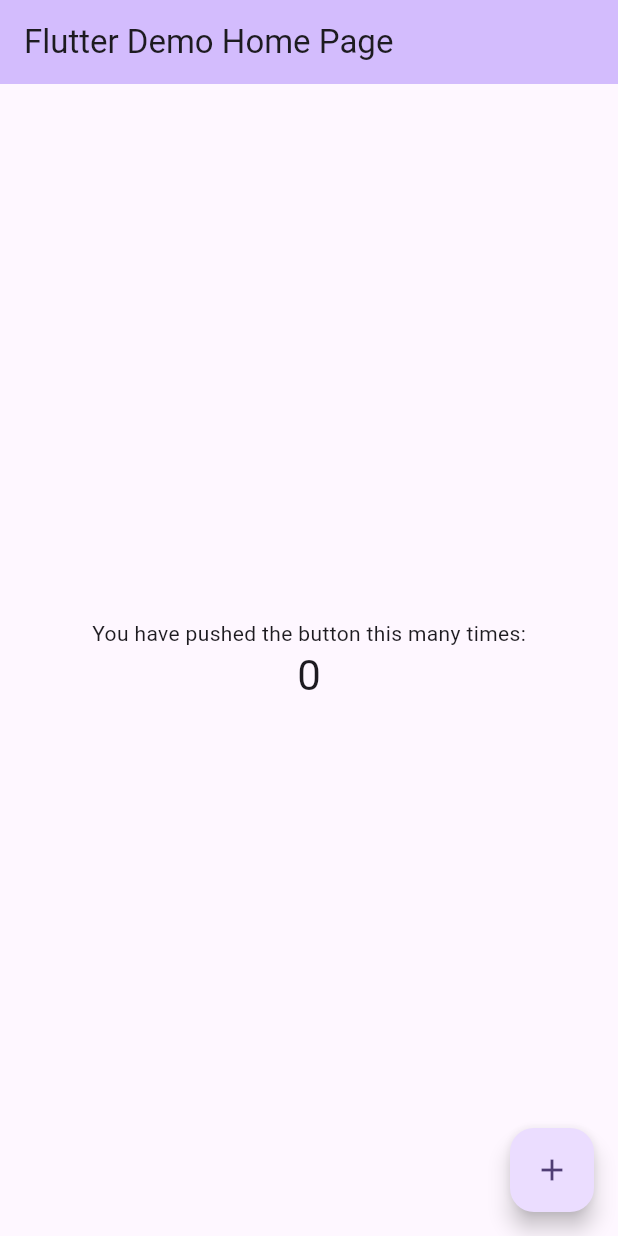
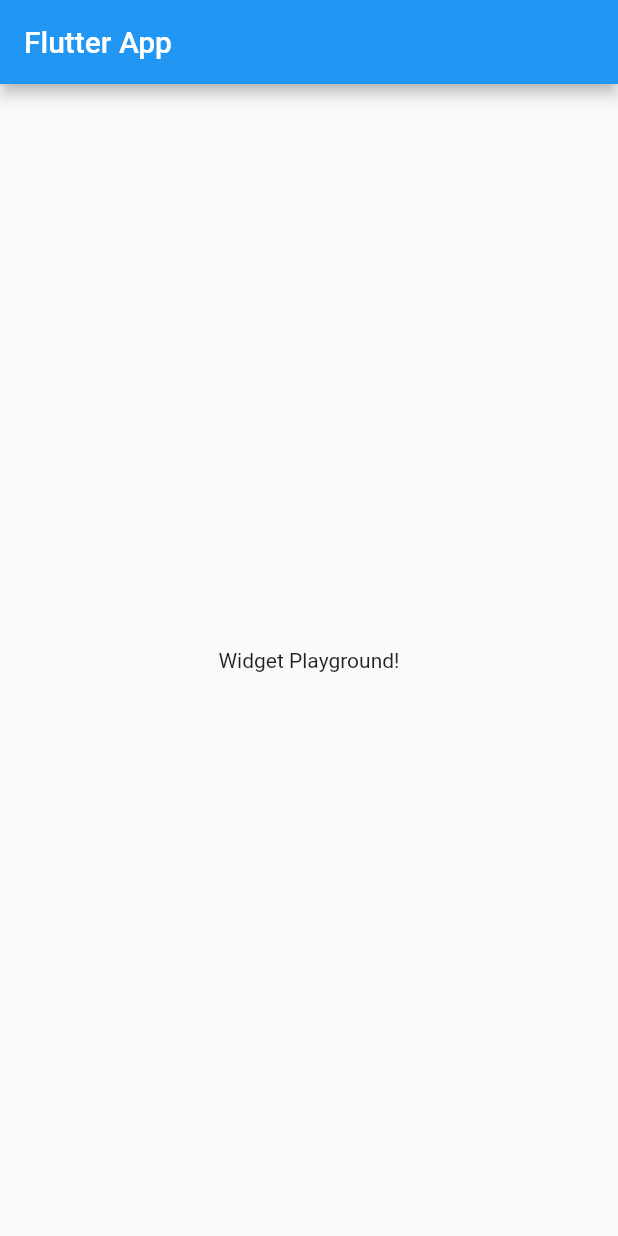
Before and after one commit to Hazrulidham28/money_tracker, a Flutter app: the screen it shows after launch, on a phone screen of 412 x 824 dp. Run offline on Flutter 3.47's test engine with Material 2 defaults, Android fonts, the phone set to English and light mode, and no system bars.

```diff
--- a/lib/main.dart
+++ b/lib/main.dart
@@ -1,96 +1,31 @@
 import 'package:flutter/material.dart';
 
-void main() {
-  runApp(const MyApp());
-}
+void main() => runApp(const MyApp());
 
 class MyApp extends StatelessWidget {
   const MyApp({super.key});
-
-  // This widget is the root of your application.
+//format document shift + alt + f
   @override
   Widget build(BuildContext context) {
-    return MaterialApp(
-      title: 'Flutter Demo',
-      theme: ThemeData(
-        colorScheme: ColorScheme.fromSeed(seedColor: Colors.deepPurple),
-        useMaterial3: true,
-      ),
-      home: const MyHomePage(title: 'Flutter Demo Home Page'),
+    return const MaterialApp(
+      title: 'Flutter App',
+      home: MyHomePage(),
     );
   }
 }
 
-class MyHomePage extends StatefulWidget {
-  const MyHomePage({super.key, required this.title});
-
-  final String title;
-
-  @override
-  State<MyHomePage> createState() => _MyHomePageState();
-}
-
-class _MyHomePageState extends State<MyHomePage> {
-  int _counter = 0;
-
-  void _incrementCounter() {
-    setState(() {
-      _counter++;
-    });
-  }
+class MyHomePage extends StatelessWidget {
+  const MyHomePage({super.key});
 
   @override
   Widget build(BuildContext context) {
-    // This method is rerun every time setState is called, for instance as done
-    // by the _incrementCounter method above.
-    //
-    // The Flutter framework has been optimized to make rerunning build methods
-    // fast, so that you can just rebuild anything that needs updating rather
-    // than having to individually change instances of widgets.
     return Scaffold(
       appBar: AppBar(
-        // TRY THIS: Try changing the color here to a specific color (to
-        // Colors.amber, perhaps?) and trigger a hot reload to see the AppBar
-        // change color while the other colors stay the same.
-        backgroundColor: Theme.of(context).colorScheme.inversePrimary,
-        // Here we take the value from the MyHomePage object that was created by
-        // the App.build method, and use it to set our appbar title.
-        title: Text(widget.title),
+        title: const Text('Flutter App'),
       ),
-      body: Center(
-        // Center is a layout widget. It takes a single child and positions it
-        // in the middle of the parent.
-        child: Column(
-          // Column is also a layout widget. It takes a list of children and
-          // arranges them vertically. By default, it sizes itself to fit its
-          // children horizontally, and tries to be as tall as its parent.
-          //
-          // Column has various properties to control how it sizes itself and
-          // how it positions its children. Here we use mainAxisAlignment to
-          // center the children vertically; the main axis here is the vertical
-          // axis because Columns are vertical (the cross axis would be
-          // horizontal).
-          //
-          // TRY THIS: Invoke "debug painting" (choose the "Toggle Debug Paint"
-          // action in the IDE, or press "p" in the console), to see the
-          // wireframe for each widget.
-          mainAxisAlignment: MainAxisAlignment.center,
-          children: <Widget>[
-            const Text(
-              'You have pushed the button this many times:',
-            ),
-            Text(
-              '$_counter',
-              style: Theme.of(context).textTheme.headlineMedium,
-            ),
-          ],
-        ),
+      body: const Center(
+        child: Text('Widget Playground!'),
       ),
-      floatingActionButton: FloatingActionButton(
-        onPressed: _incrementCounter,
-        tooltip: 'Increment',
-        child: const Icon(Icons.add),
-      ), // This trailing comma makes auto-formatting nicer for build methods.
     );
   }
 }
```
